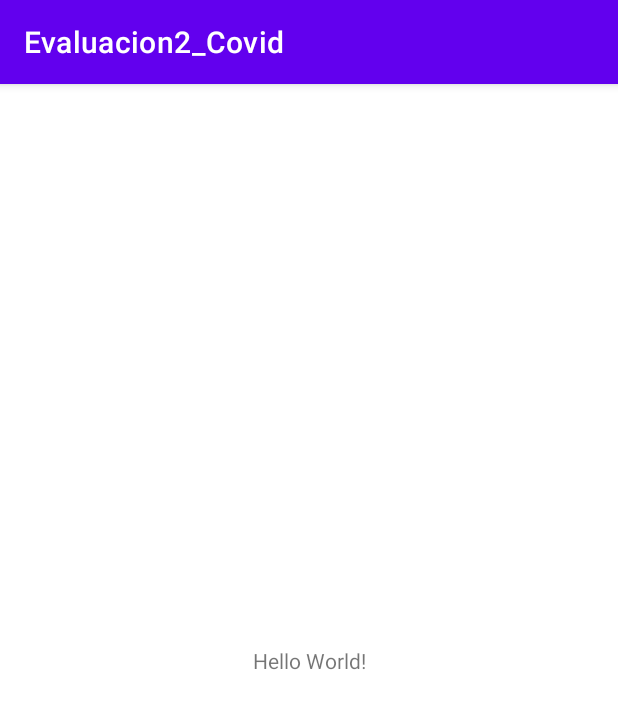
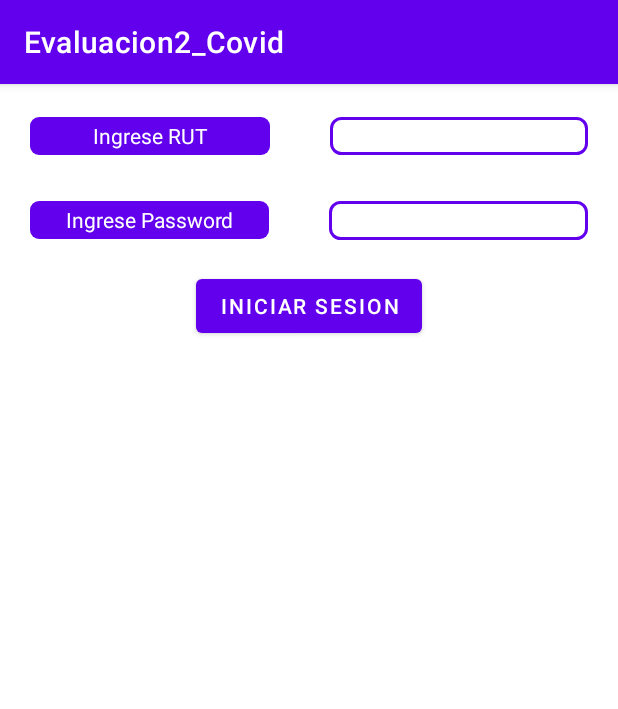
Before and after one commit to Delvector21/Evaluacion2_Covid, an Android app: the screen it shows after launch (MainActivity), on a phone screen of 412 x 824 dp. Shown: the top 709 px of the screen. Run offline under Robolectric (Android 15) with nearby library versions, the phone set to English and light mode, and no system bars.

```diff
--- /dev/null
+++ b/app/src/main/res/drawable/borde_redondo.xml
@@ -0,0 +1,14 @@
+<?xml version="1.0" encoding="utf-8"?>
+<shape xmlns:android="http://schemas.android.com/apk/res/android" android:shape="rectangle">
+    <solid android:color="#ffffff"/>
+
+    <stroke android:width="2dp"
+        android:color="@color/purple_500"/>
+
+    <padding android:left="1dp"
+        android:top="1dp"
+        android:right="1dp"
+        android:bottom="1dp"/>
+
+    <corners android:radius="10px"/>
+</shape>
--- /dev/null
+++ b/app/src/main/res/drawable/redondo_2.xml
@@ -0,0 +1,15 @@
+<?xml version="1.0" encoding="utf-8"?>
+<shape xmlns:android="http://schemas.android.com/apk/res/android"
+    android:padding="10dp"
+    android:shape="rectangle">
+
+    <solid android:color="@color/purple_500"/>
+
+
+    <corners
+        android:bottomLeftRadius="6dp"
+        android:bottomRightRadius="6dp"
+        android:topLeftRadius="6dp"
+        android:topRightRadius="6dp"/>
+
+</shape>
--- a/app/src/main/res/layout/activity_main.xml
+++ b/app/src/main/res/layout/activity_main.xml
@@ -1,18 +1,86 @@
 <?xml version="1.0" encoding="utf-8"?>
-<androidx.constraintlayout.widget.ConstraintLayout xmlns:android="http://schemas.android.com/apk/res/android"
+<LinearLayout xmlns:android="http://schemas.android.com/apk/res/android"
     xmlns:app="http://schemas.android.com/apk/res-auto"
     xmlns:tools="http://schemas.android.com/tools"
     android:layout_width="match_parent"
     android:layout_height="match_parent"
+    android:orientation="vertical"
     tools:context=".MainActivity">
 
-    <TextView
-        android:layout_width="wrap_content"
-        android:layout_height="wrap_content"
-        android:text="Hello World!"
-        app:layout_constraintBottom_toBottomOf="parent"
-        app:layout_constraintLeft_toLeftOf="parent"
-        app:layout_constraintRight_toRightOf="parent"
-        app:layout_constraintTop_toTopOf="parent" />
+    <LinearLayout
+        android:layout_width="match_parent"
+        android:layout_height="36dp"
+        android:layout_marginTop="@dimen/margin_top"
+        android:orientation="horizontal"
 
-</androidx.constraintlayout.widget.ConstraintLayout>
+        >
+
+        <TextView
+            android:id="@+id/textView2"
+            android:layout_width="160dp"
+            android:layout_height="25dp"
+            android:layout_marginLeft="@dimen/margin_top"
+            android:layout_marginRight="@dimen/margin_top"
+            android:background="@drawable/redondo_2"
+            android:gravity="center"
+            android:text="Ingrese RUT"
+            android:textColor="@color/white" />
+
+        <EditText
+            android:id="@+id/login"
+            android:layout_width="wrap_content"
+            android:layout_height="25dp"
+            android:layout_marginTop="2dp"
+            android:layout_marginLeft="@dimen/margin_top"
+            android:layout_marginRight="@dimen/margin_top"
+            android:background="@drawable/borde_redondo"
+            android:ems="10"
+            android:inputType="text" />
+    </LinearLayout>
+
+        <LinearLayout
+            android:layout_width="match_parent"
+            android:layout_height="wrap_content"
+            android:orientation="horizontal"
+            android:layout_marginTop="@dimen/margin_top">
+
+            <TextView
+                android:id="@+id/textView3"
+                android:layout_width="200dp"
+                android:layout_height="25dp"
+                android:layout_marginLeft="@dimen/margin_top"
+                android:layout_marginRight="@dimen/margin_top"
+                android:layout_weight="1"
+                android:background="@drawable/redondo_2"
+                android:gravity="center"
+                android:text="Ingrese Password"
+                android:textColor="@color/white" />
+
+            <EditText
+                android:id="@+id/password"
+                android:layout_width="wrap_content"
+                android:layout_height="wrap_content"
+                android:layout_marginRight="@dimen/margin_top"
+                android:layout_marginLeft="@dimen/margin_top"
+                android:layout_weight="1"
+                android:background="@drawable/borde_redondo"
+                android:layout_marginTop="2dp"
+                android:ems="10"
+                android:inputType="numberPassword" />
+        </LinearLayout>
+
+        <LinearLayout
+            android:layout_width="match_parent"
+            android:layout_height="wrap_content"
+            android:orientation="vertical"
+            android:layout_marginTop="@dimen/margin_top">
+
+            <Button
+                android:id="@+id/login_btn"
+                android:layout_width="wrap_content"
+                android:layout_height="wrap_content"
+                android:text="Iniciar Sesion"
+                android:layout_gravity="center"/>
+        </LinearLayout>
+
+</LinearLayout>
--- /dev/null
+++ b/app/src/main/res/values/dimens.xml
@@ -0,0 +1,4 @@
+<?xml version="1.0" encoding="utf-8"?>
+<resources>
+    <dimen name="margin_top">20dp</dimen>
+</resources>
```
Also changed, not shown: app/src/main/java/cl/inacap/evaluacion2_covid/dto/Paciente.java (added, +86 -0 lines).
